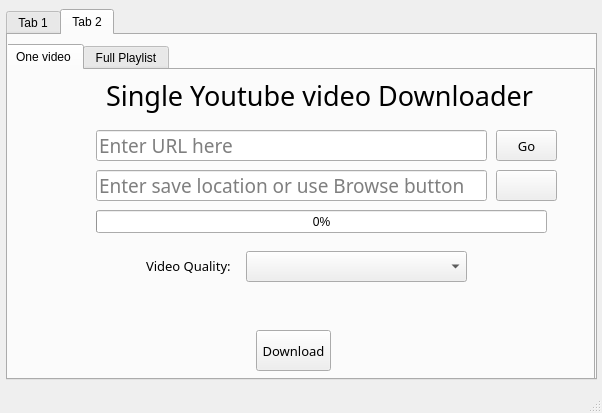
Before: the Qt Designer form main.ui in Psp29onetwo/PYQT_Downloader_Desktop_Application, drawn with Qt 5.
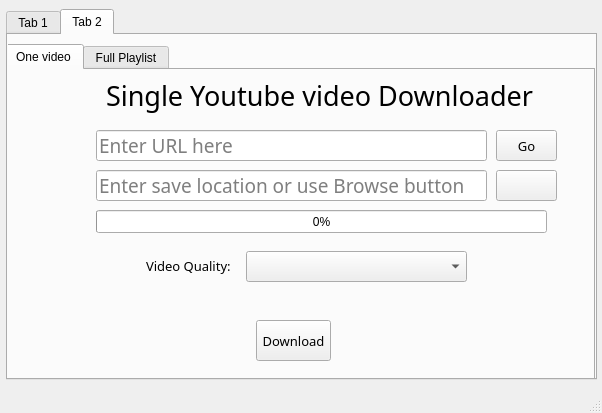
After: the same form once the commit is applied. Icons and pictures are not drawn.

Commit message: Single File and Video downloading

The edit to the form file:
```diff
--- a/main.ui
+++ b/main.ui
@@ -242,7 +242,7 @@
         <property name="geometry">
          <rect>
           <x>250</x>
-          <y>260</y>
+          <y>250</y>
           <width>75</width>
           <height>41</height>
          </rect>
```
Left out of the diff: 17 changed lines with no effect on the pictures. The commit also changes 1 other file.
